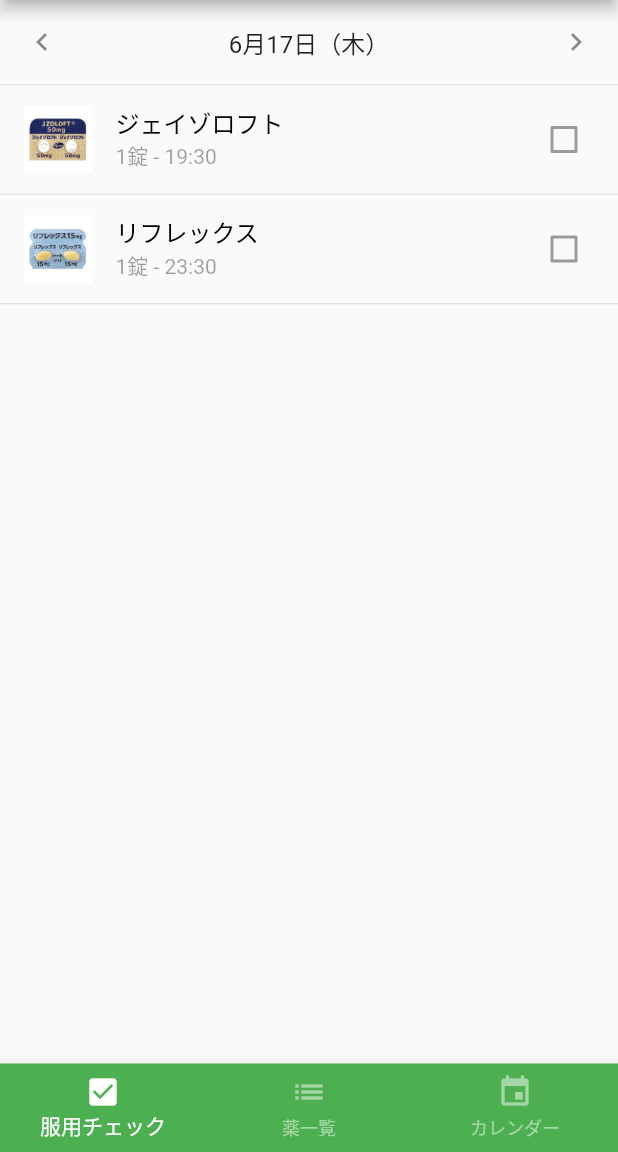
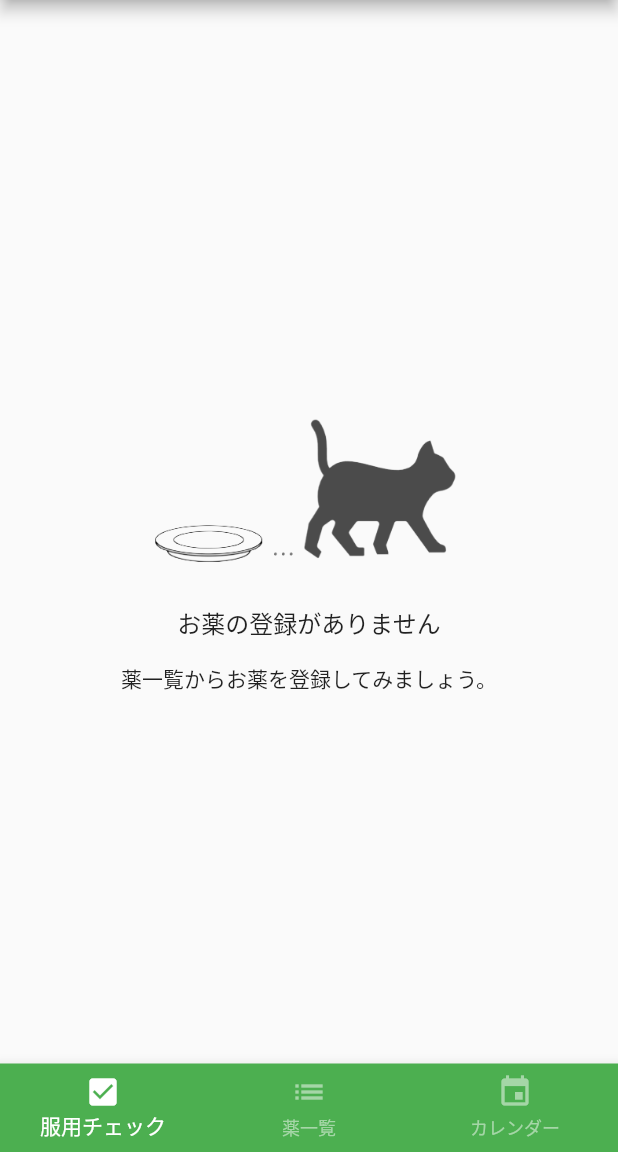
Before and after one commit to yasunaga-shuto/mediary, a Flutter app: the screen it shows after launch, on a phone screen of 412 x 824 dp, the part 84-1236 px from its top. Run offline on Flutter 3.47's test engine with Material 2 defaults, Android fonts, the light colour scheme and no system bars; our stand-ins replace sqflite; accounts and stored records are empty.

Commit message:
add empty state

```diff
--- a/lib/medicine_checklist.dart
+++ b/lib/medicine_checklist.dart
@@ -1,4 +1,6 @@
 import "package:flutter/material.dart";
+import "package:mediary/models/medicine_model.dart";
+import "package:mediary/models/medicine.dart";
 
 class MedicinesCheckList extends StatefulWidget {
   const MedicinesCheckList({Key? key}) : super(key: key);
@@ -10,40 +12,50 @@
 class _MedicinesCheckListState extends State<MedicinesCheckList> {
   @override
   Widget build(BuildContext context) {
-    return ListView(
+    return FutureBuilder(
+      future: MedicineModel().getMedicines(),
+      builder: _buildList,
+    );
+  }
+
+  Widget _buildList(
+    BuildContext context,
+    AsyncSnapshot<List<Medicine>> snapshot,
+  ) {
+    if (snapshot.connectionState == ConnectionState.done) {
+      if (snapshot.data!.isEmpty) {
+        return _buildEmptyState();
+      } else {
+        return _buildChecklist();
+      }
+    } else {
+      return const CircularProgressIndicator();
+    }
+  }
+
+  Widget _buildEmptyState() {
+    return Column(
+      mainAxisAlignment: MainAxisAlignment.center,
       children: [
-        ListTile(
-          title: Row(
-            mainAxisAlignment: MainAxisAlignment.spaceBetween,
-            children: const [
-              Icon(Icons.chevron_left),
-              Text("6月17日（木）"),
-              Icon(Icons.chevron_right)
-            ],
+        // TODO: 画像変更
+        Image.asset("assets/images/empty_state.png", width: 230),
+        Container(
+          margin: const EdgeInsets.symmetric(vertical: 15),
+          child: const Text(
+            "お薬の登録がありません",
+            style: TextStyle(
+              fontSize: 16,
+            ),
           ),
         ),
-        const Divider(height: 1),
-        CheckboxListTile(
-          title: const Text("ジェイゾロフト", style: TextStyle(color: Colors.black)),
-          subtitle: const Text("1錠 - 19:30"),
-          onChanged: _takeMedicine(),
-          value: false,
-          activeColor: Colors.green,
-          secondary: Image.asset("assets/images/jazoloft.jpeg", width: 45),
-        ),
-        const Divider(height: 1),
-        CheckboxListTile(
-          title: const Text("リフレックス", style: TextStyle(color: Colors.black)),
-          subtitle: const Text("1錠 - 23:30"),
-          onChanged: _takeMedicine(),
-          value: false,
-          activeColor: Colors.green,
-          secondary: Image.asset("assets/images/reflex.jpeg", width: 45),
-        ),
-        const Divider(height: 1),
+        const Text("薬一覧からお薬を登録してみましょう。"),
       ],
     );
   }
 
+  Widget _buildChecklist() {
+    return ListView();
+  }
+
   _takeMedicine() {}
 }
--- a/lib/medicine_form.dart
+++ b/lib/medicine_form.dart
@@ -202,7 +202,6 @@
   }
 
   void _registerMedicine() {
-    // TODO: バリデーション
     // TODO: unitを変えられるようにする
     MedicineModel().createMedicine(
       _nameController.text,
```
